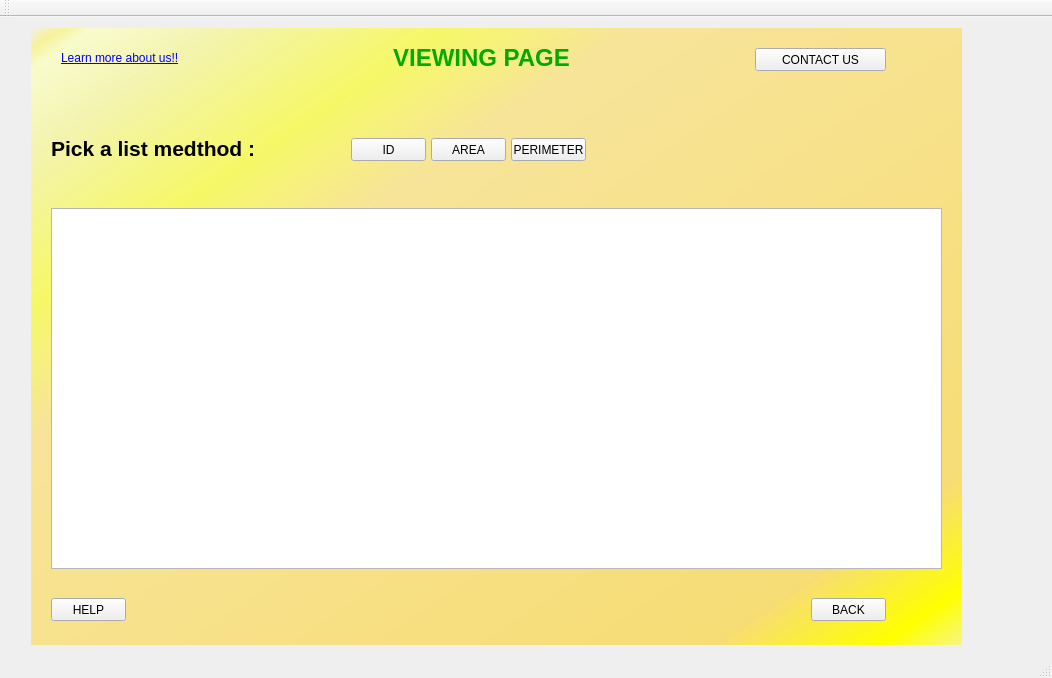
First picture: the form in mainwindow.ui, repository TheSoullessOne/Group-Project-2, before the edit.
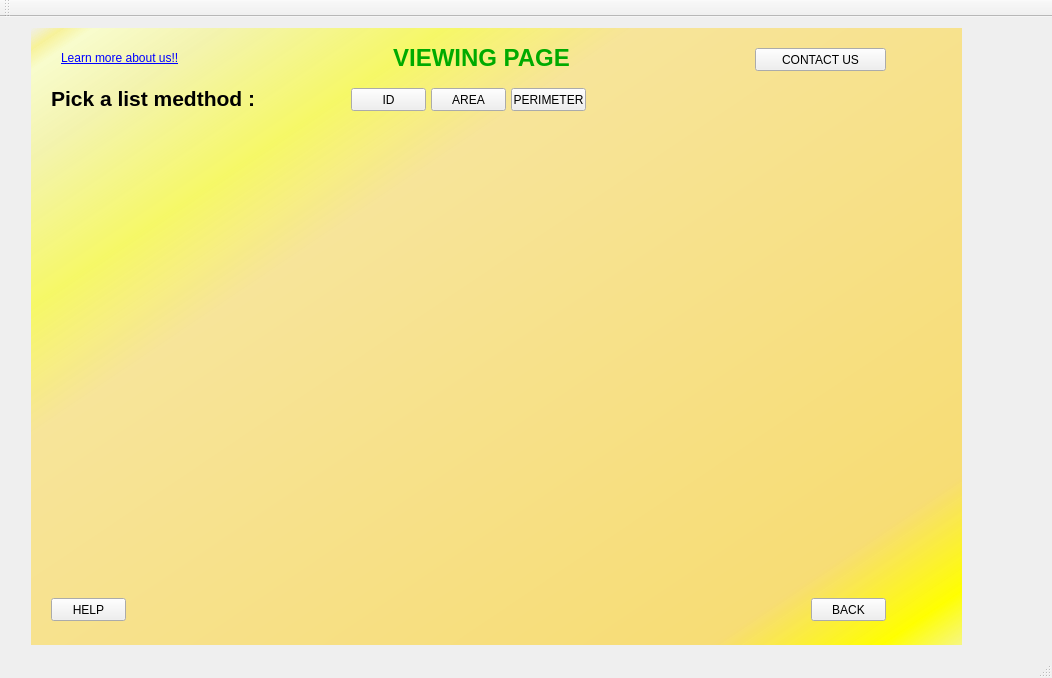
Second picture: the form after the edit. The open tabs and pages were chosen to show the change. Custom widgets are drawn as their Qt base class.

Commit message: fixed viewing page

```diff
--- a/mainwindow.ui
+++ b/mainwindow.ui
@@ -709,21 +709,11 @@
          <string>CONTACT US</string>
         </property>
        </widget>
-       <widget class="QTextBrowser" name="textBrowser">
-        <property name="geometry">
-         <rect>
-          <x>40</x>
-          <y>180</y>
-          <width>891</width>
-          <height>361</height>
-         </rect>
-        </property>
-       </widget>
        <widget class="QPushButton" name="IdSortButton">
         <property name="geometry">
          <rect>
           <x>340</x>
-          <y>110</y>
+          <y>60</y>
           <width>75</width>
           <height>23</height>
          </rect>
@@ -736,7 +726,7 @@
         <property name="geometry">
          <rect>
           <x>420</x>
-          <y>110</y>
+          <y>60</y>
           <width>75</width>
           <height>23</height>
          </rect>
@@ -749,7 +739,7 @@
         <property name="geometry">
          <rect>
           <x>500</x>
-          <y>110</y>
+          <y>60</y>
           <width>75</width>
           <height>23</height>
          </rect>
@@ -762,7 +752,7 @@
         <property name="geometry">
          <rect>
           <x>40</x>
-          <y>100</y>
+          <y>50</y>
           <width>301</width>
           <height>41</height>
          </rect>
@@ -803,6 +793,16 @@
          <string>&lt;html&gt;&lt;head/&gt;&lt;body&gt;&lt;p&gt;&lt;a href=&quot;https://youtu.be/L2WIg3xoSw8&quot;&gt;&lt;span style=&quot; text-decoration: underline; color:#0000ff;&quot;&gt;Learn more about us!!&lt;/span&gt;&lt;/a&gt;&lt;/p&gt;&lt;/body&gt;&lt;/html&gt;</string>
         </property>
        </widget>
+       <widget class="RenderArea" name="widget" native="true">
+        <property name="geometry">
+         <rect>
+          <x>30</x>
+          <y>90</y>
+          <width>901</width>
+          <height>471</height>
+         </rect>
+        </property>
+       </widget>
        <zorder>wallpaper_2</zorder>
        <zorder>basicPagebackButt</zorder>
        <zorder>viewPageTitle</zorder>
```
Left out of the diff: 6 changed lines with no effect on the pictures.
